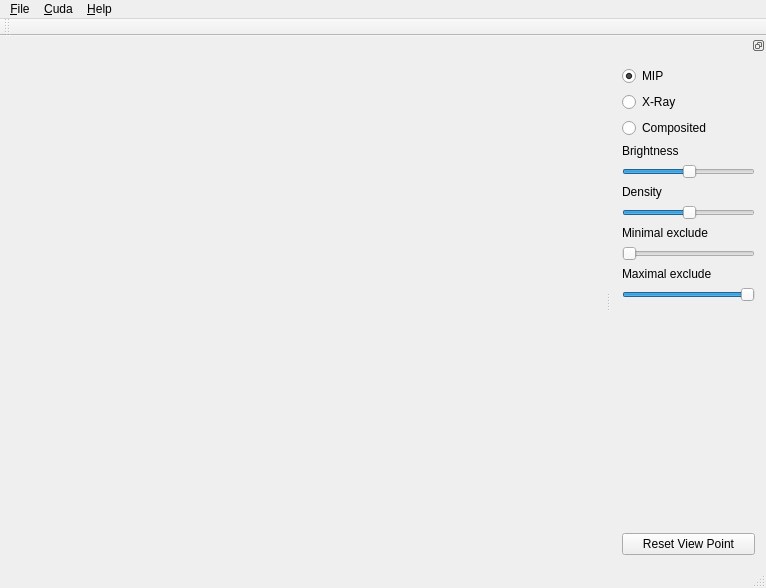
Above: QtCudaApp/qtcudaapp.ui from PeriLLC/CudaQtApp before the change. Below: the same form after it.
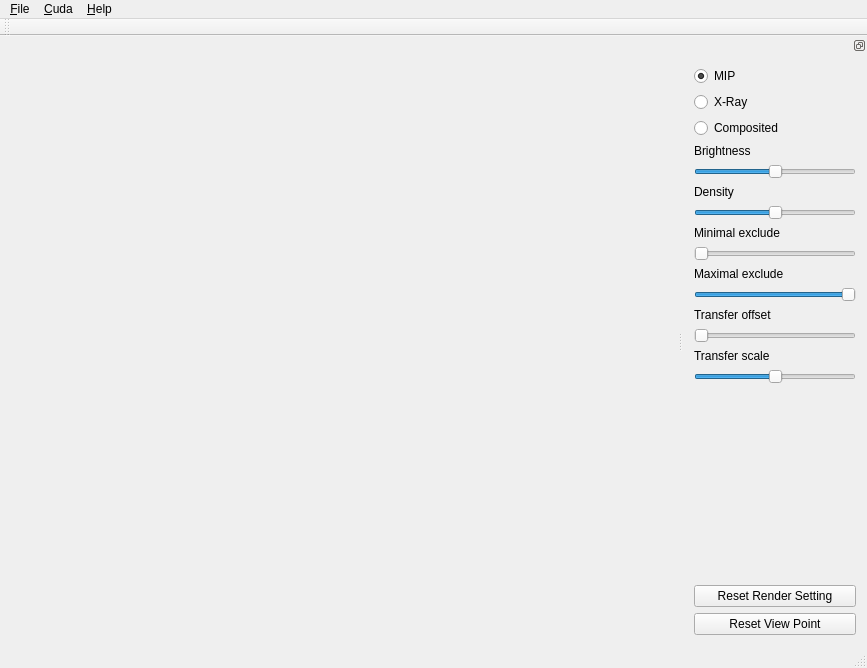
That is the form after the change.

The edit to the form file:
```diff
--- a/QtCudaApp/qtcudaapp.ui
+++ b/QtCudaApp/qtcudaapp.ui
@@ -6,8 +6,8 @@
    <rect>
     <x>0</x>
     <y>0</y>
-    <width>766</width>
-    <height>588</height>
+    <width>867</width>
+    <height>668</height>
    </rect>
   </property>
   <property name="windowTitle">
@@ -19,7 +19,7 @@
     <rect>
      <x>0</x>
      <y>0</y>
-     <width>766</width>
+     <width>867</width>
      <height>31</height>
     </rect>
    </property>
@@ -64,8 +64,8 @@
   <widget class="QDockWidget" name="dockWidget">
    <property name="minimumSize">
     <size>
-     <width>155</width>
-     <height>432</height>
+     <width>184</width>
+     <height>593</height>
     </size>
    </property>
    <property name="features">
@@ -171,6 +171,40 @@
        </property>
       </widget>
      </item>
+     <item>
+      <widget class="QLabel" name="label_5">
+       <property name="text">
+        <string>Transfer offset</string>
+       </property>
+      </widget>
+     </item>
+     <item>
+      <widget class="QSlider" name="sliderTO">
+       <property name="value">
+        <number>0</number>
+       </property>
+       <property name="orientation">
+        <enum>Qt::Horizontal</enum>
+       </property>
+      </widget>
+     </item>
+     <item>
+      <widget class="QLabel" name="label_6">
+       <property name="text">
+        <string>Transfer scale</string>
+       </property>
+      </widget>
+     </item>
+     <item>
+      <widget class="QSlider" name="sliderTS">
+       <property name="value">
+        <number>50</number>
+       </property>
+       <property name="orientation">
+        <enum>Qt::Horizontal</enum>
+       </property>
+      </widget>
+     </item>
      <item>
       <spacer name="verticalSpacer">
        <property name="orientation">
@@ -184,6 +218,13 @@
        </property>
       </spacer>
      </item>
+     <item>
+      <widget class="QPushButton" name="btn_RRS">
+       <property name="text">
+        <string>Reset Render Setting</string>
+       </property>
+      </widget>
+     </item>
      <item>
       <widget class="QPushButton" name="btn_RVP">
        <property name="text">
```
